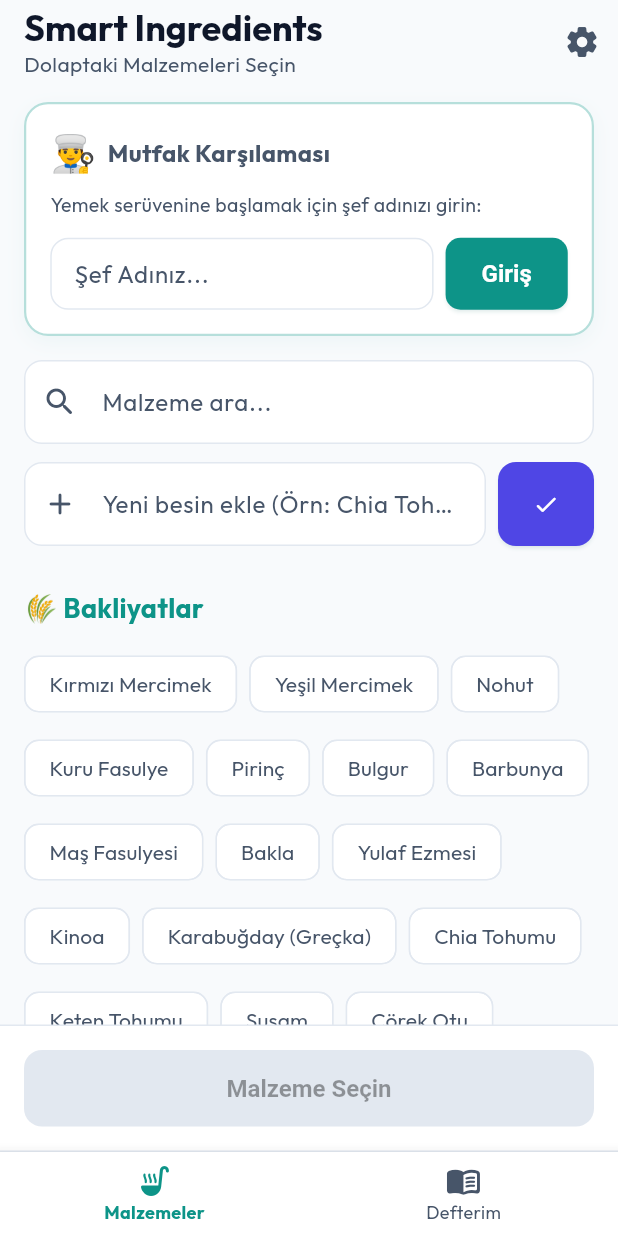
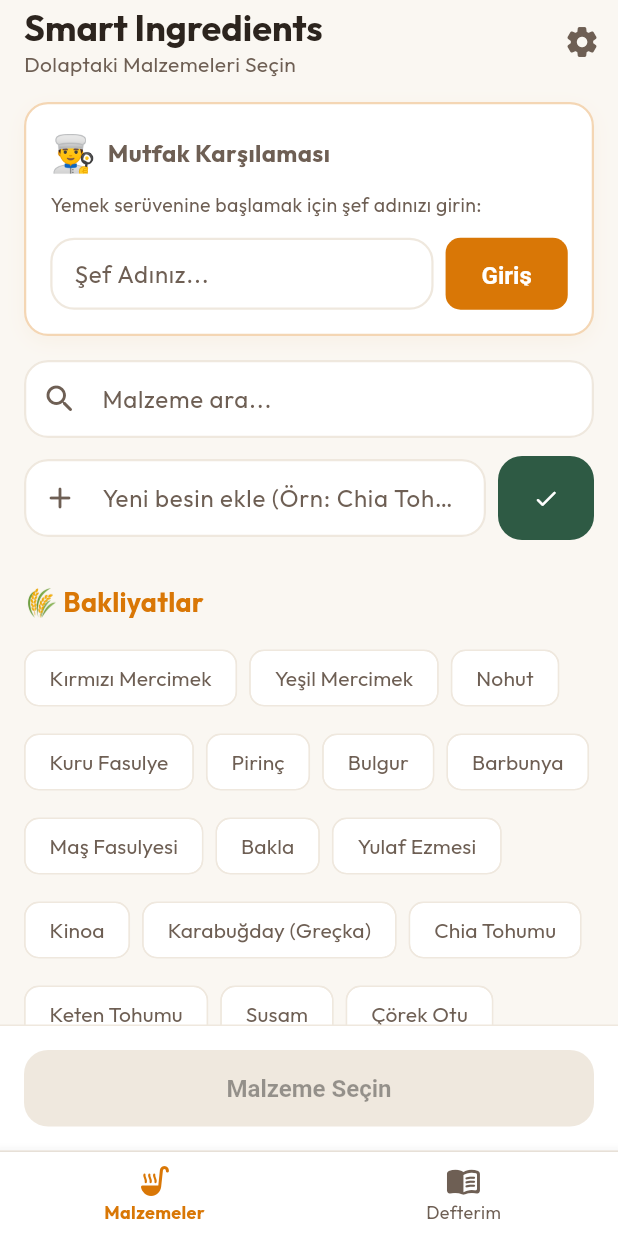
Before and after one commit to iamhilals/food-cal, a Flutter app: the screen it shows after launch, on a phone screen of 412 x 824 dp. Run offline on Flutter 3.47's test engine with Material 3 defaults, Android fonts, the phone set to English and light mode, and no system bars; our stand-ins replace flutter_spinkit, google_fonts, shared_preferences.

Commit message:
design: update theme to cozy warm oat & terracotta cafe style and enrich ingredients to 220+ items

```diff
--- a/lib/core/constants/default_ingredients.dart
+++ b/lib/core/constants/default_ingredients.dart
@@ -41,6 +41,7 @@ final List<Ingredient> kInitialIngredients = [
   Ingredient(id: 'kuskonmaz', name: 'Kuşkonmaz', category: 'Sebzeler'),
   Ingredient(id: 'mantar', name: 'Mantar', category: 'Sebzeler'),
   Ingredient(id: 'istiridye_mantari', name: 'İstiridye Mantarı', category: 'Sebzeler'),
+  Ingredient(id: 'sitake_mantari', name: 'Şitake Mantarı', category: 'Sebzeler'),
   Ingredient(id: 'balkabagı', name: 'Balkabağı', category: 'Sebzeler'),
   Ingredient(id: 'enginar', name: 'Enginar', category: 'Sebzeler'),
   Ingredient(id: 'bamya', name: 'Bamya', category: 'Sebzeler'),
@@ -50,6 +51,8 @@ final List<Ingredient> kInitialIngredients = [
   Ingredient(id: 'misir', name: 'Mısır', category: 'Sebzeler'),
   Ingredient(id: 'yesil_sogan', name: 'Yeşil Soğan', category: 'Sebzeler'),
   Ingredient(id: 'asma_yapragi', name: 'Asma Yaprağı', category: 'Sebzeler'),
+  Ingredient(id: 'tofu', name: 'Tofu', category: 'Sebzeler'),
+  Ingredient(id: 'tempeh', name: 'Tempeh', category: 'Sebzeler'),
 
   // === BAKLİYATLAR & TAHILLAR ===
   Ingredient(id: 'kirmizi_mercimek', name: 'Kırmızı Mercimek', category: 'Bakliyatlar'),
@@ -75,6 +78,9 @@ final List<Ingredient> kInitialIngredients = [
   Ingredient(id: 'tam_bugday_unu', name: 'Tam Buğday Unu', category: 'Bakliyatlar'),
   Ingredient(id: 'siyez_unu', name: 'Siyez Unu', category: 'Bakliyatlar'),
   Ingredient(id: 'cavdar_unu', name: 'Çavdar Unu', category: 'Bakliyatlar'),
+  Ingredient(id: 'yulaf_unu', name: 'Yulaf Unu', category: 'Bakliyatlar'),
+  Ingredient(id: 'badem_unu', name: 'Badem Unu', category: 'Bakliyatlar'),
+  Ingredient(id: 'hindistan_cevizi_unu', name: 'Hindistan Cevizi Unu', category: 'Bakliyatlar'),
 
   // === ET & BALIK ÜRÜNLERİ ===
   Ingredient(id: 'tavuk_gogsu', name: 'Tavuk Göğsü', category: 'Et & Balık Ürünleri'),
@@ -111,10 +117,15 @@ final List<Ingredient> kInitialIngredients = [
   Ingredient(id: 'yumurta', name: 'Yumurta', category: 'Süt Ürünleri'),
   Ingredient(id: 'labne_peyniri', name: 'Labne Peyniri', category: 'Süt Ürünleri'),
   Ingredient(id: 'tulum_peyniri', name: 'Tulum Peyniri', category: 'Süt Ürünleri'),
+  Ingredient(id: 'ezine_peyniri', name: 'Ezine Peyniri', category: 'Süt Ürünleri'),
+  Ingredient(id: 'hellim_peyniri', name: 'Hellim Peyniri', category: 'Süt Ürünleri'),
+  Ingredient(id: 'krem_peynir', name: 'Krem Peynir', category: 'Süt Ürünleri'),
   Ingredient(id: 'krema', name: 'Krema', category: 'Süt Ürünleri'),
   Ingredient(id: 'kefir', name: 'Kefir', category: 'Süt Ürünleri'),
   Ingredient(id: 'kaymak', name: 'Kaymak', category: 'Süt Ürünleri'),
-  Ingredient(id: 'hellim_peyniri', name: 'Hellim Peyniri', category: 'Süt Ürünleri'),
+  Ingredient(id: 'badem_sutu', name: 'Badem Sütü', category: 'Süt Ürünleri'),
+  Ingredient(id: 'yulaf_sutu', name: 'Yulaf Sütü', category: 'Süt Ürünleri'),
+  Ingredient(id: 'hindistan_cevizi_sutu', name: 'Hindistan Cevizi Sütü', category: 'Süt Ürünleri'),
 
   // === MEYVELER (DİĞER) ===
   Ingredient(id: 'limon', name: 'Limon', category: 'Diğer'),
@@ -123,7 +134,10 @@ final List<Ingredient> kInitialIngredients = [
   Ingredient(id: 'muz', name: 'Muz', category: 'Diğer'),
   Ingredient(id: 'portakal', name: 'Portakal', category: 'Diğer'),
   Ingredient(id: 'mandalina', name: 'Mandalina', category: 'Diğer'),
+  Ingredient(id: 'greyfurt', name: 'Greyfurt', category: 'Diğer'),
   Ingredient(id: 'cilek', name: 'Çilek', category: 'Diğer'),
+  Ingredient(id: 'kiraz', name: 'Kiraz', category: 'Diğer'),
+  Ingredient(id: 'erik', name: 'Erik', category: 'Diğer'),
   Ingredient(id: 'seftali', name: 'Şeftali', category: 'Diğer'),
   Ingredient(id: 'kayisi', name: 'Kayısı', category: 'Diğer'),
   Ingredient(id: 'incir', name: 'İncir', category: 'Diğer'),
@@ -131,10 +145,13 @@ final List<Ingredient> kInitialIngredients = [
   Ingredient(id: 'karpuz', name: 'Karpuz', category: 'Diğer'),
   Ingredient(id: 'kavun', name: 'Kavun', category: 'Diğer'),
   Ingredient(id: 'nar', name: 'Nar', category: 'Diğer'),
+  Ingredient(id: 'ayva', name: 'Ayva', category: 'Diğer'),
+  Ingredient(id: 'frambuaz', name: 'Frambuaz', category: 'Diğer'),
+  Ingredient(id: 'yaban_mersini', name: 'Yaban Mersini', category: 'Diğer'),
   Ingredient(id: 'avokado', name: 'Avokado', category: 'Diğer'),
   Ingredient(id: 'hurma', name: 'Hurma', category: 'Diğer'),
 
-  // === KURUYEMİŞLER ===
+  // === KURUYEMİŞLER & TOHUMLAR ===
   Ingredient(id: 'ceviz', name: 'Ceviz', category: 'Diğer'),
   Ingredient(id: 'badem', name: 'Badem', category: 'Diğer'),
   Ingredient(id: 'findik', name: 'Fındık', category: 'Diğer'),
@@ -142,16 +159,37 @@ final List<Ingredient> kInitialIngredients = [
   Ingredient(id: 'antep_fistigi', name: 'Antep Fıstığı', category: 'Diğer'),
   Ingredient(id: 'kaju', name: 'Kaju', category: 'Diğer'),
   Ingredient(id: 'kabak_cekirdegi', name: 'Kabak Çekirdeği', category: 'Diğer'),
+  Ingredient(id: 'ay_cekirdegi', name: 'Ay Çekirdeği', category: 'Diğer'),
+  Ingredient(id: 'kuru_uzum', name: 'Kuru Üzüm', category: 'Diğer'),
+  Ingredient(id: 'kuru_kayisi', name: 'Kuru Kayısı', category: 'Diğer'),
+  Ingredient(id: 'kuru_incir', name: 'Kuru İncir', category: 'Diğer'),
 
-  // === DİĞER TEMEL GIDALAR ===
+  // === SOSLAR, YAĞLAR & BAHARATLAR ===
   Ingredient(id: 'makarna', name: 'Makarna', category: 'Diğer'),
   Ingredient(id: 'zeytin_siyah', name: 'Siyah Zeytin', category: 'Diğer'),
   Ingredient(id: 'zeytin_yesil', name: 'Yeşil Zeytin', category: 'Diğer'),
   Ingredient(id: 'bal', name: 'Bal', category: 'Diğer'),
   Ingredient(id: 'pekmez', name: 'Pekmez', category: 'Diğer'),
   Ingredient(id: 'tahin', name: 'Tahin', category: 'Diğer'),
-  Ingredient(id: 'kakao', name: 'Kakao', category: 'Diğer'),
-  Ingredient(id: 'hindistan_cevizi_sutu', name: 'Hindistan Cevizi Sütü', category: 'Diğer'),
+  Ingredient(id: 'kakao_tozu', name: 'Kakao Tozu', category: 'Diğer'),
+  Ingredient(id: 'kakao_parcaciklari', name: 'Kakao Parçacıkları', category: 'Diğer'),
+  Ingredient(id: 'maca_tozu', name: 'Maça Tozu', category: 'Diğer'),
+  Ingredient(id: 'yer_fistigi_ezmesi', name: 'Yer Fıstığı Ezmesi', category: 'Diğer'),
+  Ingredient(id: 'badem_ezmesi', name: 'Badem Ezmesi', category: 'Diğer'),
   Ingredient(id: 'sirke', name: 'Sirke', category: 'Diğer'),
   Ingredient(id: 'nar_eksisi', name: 'Nar Ekşisi', category: 'Diğer'),
+  Ingredient(id: 'akcaagac_surubu', name: 'Akçaağaç Şurubu', category: 'Diğer'),
+  Ingredient(id: 'avokado_yagi', name: 'Avokado Yağı', category: 'Diğer'),
+  Ingredient(id: 'hindistan_cevizi_yagi', name: 'Hindistan Cevizi Yağı', category: 'Diğer'),
+  Ingredient(id: 'truf_yagi', name: 'Trüf Yağı', category: 'Diğer'),
+  Ingredient(id: 'hindistan_cevizi_sekeri', name: 'Hindistan Cevizi Şekeri', category: 'Diğer'),
+  Ingredient(id: 'vanilya_ozutu', name: 'Vanilya Özütü', category: 'Diğer'),
+  Ingredient(id: 'kimyon', name: 'Kimyon', category: 'Diğer'),
+  Ingredient(id: 'kekik', name: 'Kekik', category: 'Diğer'),
+  Ingredient(id: 'zerdecal', name: 'Zerdeçal', category: 'Diğer'),
+  Ingredient(id: 'zencefil', name: 'Zencefil', category: 'Diğer'),
+  Ingredient(id: 'tarcin', name: 'Tarçın', category: 'Diğer'),
+  Ingredient(id: 'sumak', name: 'Sumak', category: 'Diğer'),
+  Ingredient(id: 'yenibahar', name: 'Yenibahar', category: 'Diğer'),
+  Ingredient(id: 'biberiye', name: 'Biberiye', category: 'Diğer'),
 ];
--- a/lib/core/theme/app_theme.dart
+++ b/lib/core/theme/app_theme.dart
@@ -2,16 +2,16 @@ import 'package:flutter/material.dart';
 import 'package:google_fonts/google_fonts.dart';
 
 class AppTheme {
-  // Theme Color Palette - Remapped to Premium Light Mode
-  static const Color darkBg = Color(0xFFF8FAFC); // Slate 50 (Background)
-  static const Color darkCard = Colors.white; // White (Cards)
-  static const Color primaryTeal = Color(0xFF0D9488); // Teal 600 (Primary Brand)
-  static const Color secondaryIndigo = Color(0xFF4F46E5); // Indigo 600 (Secondary Brand)
-  static const Color accentEmerald = Color(0xFF10B981); // Emerald 500 (Success)
-  static const Color textPrimary = Color(0xFF0F172A); // Slate 900 (Primary text)
-  static const Color textSecondary = Color(0xFF475569); // Slate 600 (Secondary text)
-  static const Color errorRed = Color(0xFFE11D48); // Rose 600 (Errors)
-  static const Color borderSlate = Color(0xFFE2E8F0); // Slate 200 (Borders)
+  // Warm Culinary Cafe Palette
+  static const Color darkBg = Color(0xFFFAF7F2); // Warm Oat / Cream Background
+  static const Color darkCard = Colors.white; // Pure White Card Background
+  static const Color primaryTeal = Color(0xFFD97706); // Warm Amber / Terracotta Accent
+  static const Color secondaryIndigo = Color(0xFF2E5A44); // Deep Forest / Sage Green
+  static const Color accentEmerald = Color(0xFF16A34A); // Fresh Green (Success)
+  static const Color textPrimary = Color(0xFF2C241E); // Espresso Dark Brown (Typography)
+  static const Color textSecondary = Color(0xFF6E5F54); // Muted Cocoa Brown
+  static const Color errorRed = Color(0xFFDC2626); // Warm Crimson Red (Error)
+  static const Color borderSlate = Color(0xFFEFE8DE); // Warm Sand Border Color
 
   static ThemeData get lightTheme {
     return ThemeData(
@@ -26,11 +26,10 @@ class AppTheme {
       ),
       cardTheme: CardThemeData(
         color: darkCard,
-        elevation: 2,
-        shadowColor: const Color(0xFF0F172A).withValues(alpha: 0.05),
+        elevation: 0, // Flat premium design
         shape: RoundedRectangleBorder(
-          borderRadius: BorderRadius.circular(16),
-          side: const BorderSide(color: borderSlate, width: 1),
+          borderRadius: BorderRadius.circular(20),
+          side: const BorderSide(color: borderSlate, width: 1.5),
         ),
       ),
       inputDecorationTheme: InputDecorationTheme(
@@ -38,17 +37,18 @@ class AppTheme {
         fillColor: Colors.white,
         labelStyle: const TextStyle(color: textSecondary),
         hintStyle: const TextStyle(color: textSecondary),
+        contentPadding: const EdgeInsets.symmetric(horizontal: 16, vertical: 14),
         border: OutlineInputBorder(
-          borderRadius: BorderRadius.circular(12),
-          borderSide: const BorderSide(color: borderSlate),
+          borderRadius: BorderRadius.circular(16),
+          borderSide: const BorderSide(color: borderSlate, width: 1.5),
         ),
         enabledBorder: OutlineInputBorder(
-          borderRadius: BorderRadius.circular(12),
-          borderSide: const BorderSide(color: borderSlate),
+          borderRadius: BorderRadius.circular(16),
+          borderSide: const BorderSide(color: borderSlate, width: 1.5),
         ),
         focusedBorder: OutlineInputBorder(
-          borderRadius: BorderRadius.circular(12),
-          borderSide: const BorderSide(color: primaryTeal, width: 1.5),
+          borderRadius: BorderRadius.circular(16),
+          borderSide: const BorderSide(color: primaryTeal, width: 2),
         ),
       ),
       textTheme: GoogleFonts.outfitTextTheme(
@@ -77,11 +77,10 @@ class AppTheme {
         style: ElevatedButton.styleFrom(
           foregroundColor: Colors.white,
           backgroundColor: primaryTeal,
-          elevation: 1,
-          shadowColor: primaryTeal.withValues(alpha: 0.2),
-          padding: const EdgeInsets.symmetric(horizontal: 24, vertical: 14),
+          elevation: 0,
+          padding: const EdgeInsets.symmetric(horizontal: 24, vertical: 16),
           shape: RoundedRectangleBorder(
-            borderRadius: BorderRadius.circular(12),
+            borderRadius: BorderRadius.circular(16),
           ),
           textStyle: const TextStyle(
             fontSize: 16,
```
